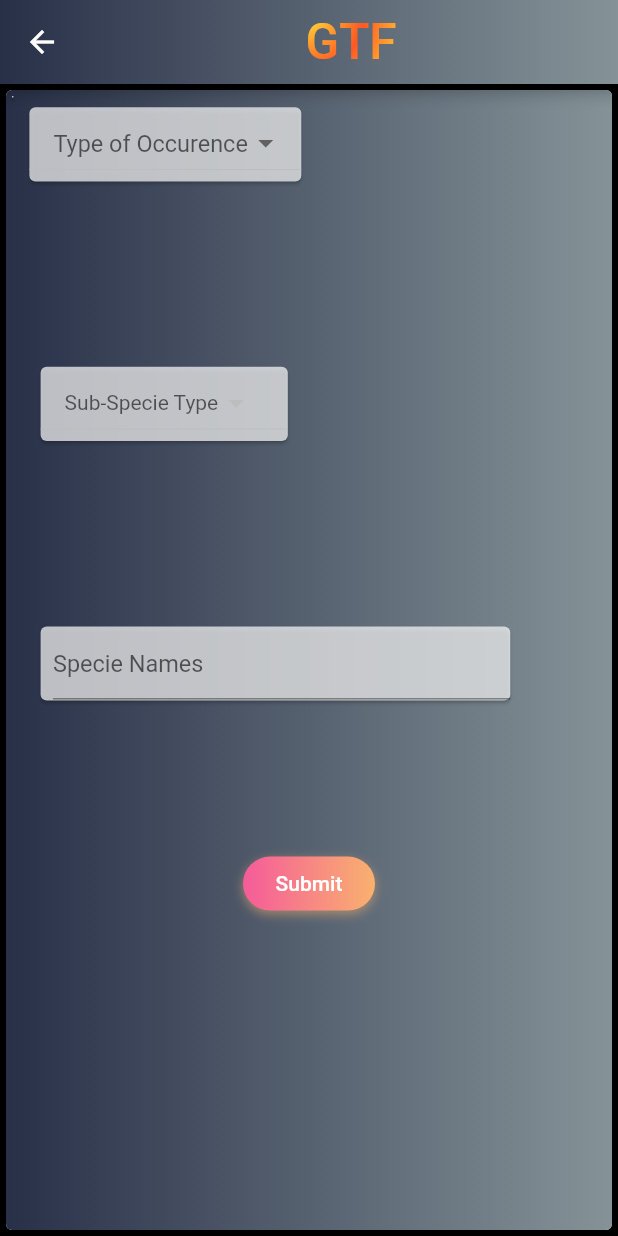
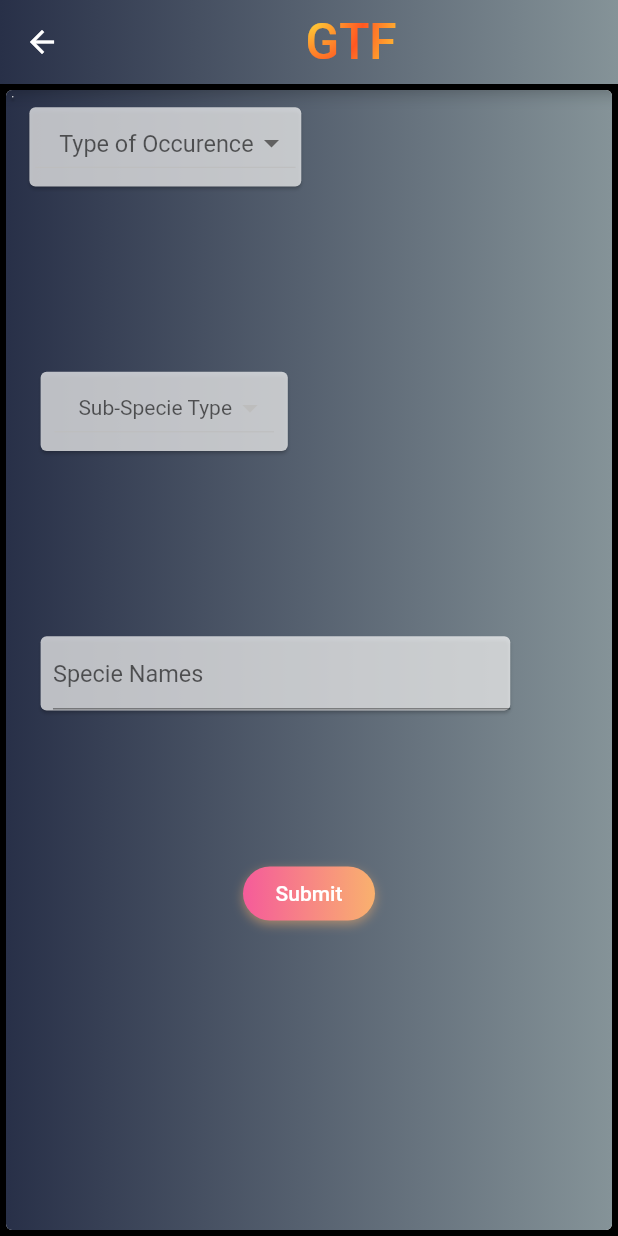
Before and after one commit to cryoelite/florayion, a Flutter app: the MainRoute screen opened by its route, on a phone screen of 412 x 824 dp. Run offline on Flutter 3.47's test engine with Material 2 defaults, Android fonts, the phone set to English and light mode, and no system bars; drawn by our look-alikes of gradient_widgets; our stand-ins replace cloud_firestore, flutter_spinkit, geolocator, gradient_app_bar; missing offline and left inert: get_version; accounts and stored records are empty.

Commit message:
Day 29
biggie biggie changes and more OTW!

```diff
--- a/lib/CollectorData/localFFData.dart
+++ b/lib/CollectorData/localFFData.dart
@@ -2,10 +2,11 @@ import 'package:cloud_firestore/cloud_firestore.dart';
 import 'dart:io';
 import 'package:path_provider/path_provider.dart';
 
+import '../CollectorData/CollectorData.dart';
+
 class LocalFF {
-
-
-  static Future<String> get _localPath async {
+  static var checker = 0;
+  static Future<String> get localPath async {
     final dir = await getTemporaryDirectory();
     print("hm ${dir.path}");
     return dir.path;
@@ -15,14 +16,23 @@ class LocalFF {
     final specieData = Firestore.instance.collection('MainData');
     final floraDat = await specieData.document('FloraSpecies').get();
     final faunaDat = await specieData.document('FaunaSpecies').get();
-    final path = await _localPath;
+    final path = await localPath;
     final floraFile = File('$path/floraDat.txt');
-    if (await floraFile.exists()) {
-      print("ya");
-      print(floraFile.readAsStringSync());
-    } else {
-      floraFile.writeAsStringSync((floraDat.data).toString());
-      print("na");
+    final faunaFile = File('$path/faunaDat.txt');
+
+    for (var i = 0; i < CollectorData.subTypeFlora.length; i++) {
+      floraFile.writeAsStringSync("${CollectorData.subTypeFlora[i]}\n",
+          mode: FileMode.append);
+      floraFile.writeAsStringSync(
+          "${(floraDat[CollectorData.subTypeFlora[i]]).toString()}\n",
+          mode: FileMode.append);
+    }
+    for (var i = 0; i < CollectorData.subTypeFauna.length; i++) {
+      faunaFile.writeAsStringSync("${CollectorData.subTypeFauna[i]}\n",
+          mode: FileMode.append);
+      faunaFile.writeAsStringSync(
+          "${(faunaDat[CollectorData.subTypeFauna[i]]).toString()}\n",
+          mode: FileMode.append);
     }
   }
 }
--- a/lib/Routes/MainRoute.dart
+++ b/lib/Routes/MainRoute.dart
@@ -1,4 +1,3 @@
-import 'package:florayion/CollectorData/localFFData.dart';
 import 'package:flutter/material.dart';
 import 'package:gradient_app_bar/gradient_app_bar.dart';
 import 'package:gradient_widgets/gradient_widgets.dart';
@@ -42,7 +41,7 @@ class _MainRouteState extends State<MainRoute> {
   initiator() async {
     specieList = await fetchData.getFFSpecie(subSpecieSubmitted,
         ffsubmitted != "Flora" && ffsubmitted != "Disturbance" ? 1 : 0);
-    specieList = await specieList.map<PopupMenuItem<String>>((dynamic val) {
+    specieList = specieList.map<PopupMenuItem<String>>((dynamic val) {
       return PopupMenuItem<String>(
           child:
               Text(val, style: TextStyle(fontSize: (RouterConf.blockV) * 1.9)),
@@ -53,7 +52,6 @@ class _MainRouteState extends State<MainRoute> {
 
   @override
   Widget build(BuildContext context) {
-    LocalFF.init();
     RouterConf().init(context);
     return Material(
       child: Scaffold(
@@ -108,13 +106,18 @@ class _MainRouteState extends State<MainRoute> {
                                   .copyWith(canvasColor: Colors.white70),
                               child: SizedBox(
                                 width: (RouterConf.blockV) * 22,
-                                height: (RouterConf.blockV) * 6,
-                                child: DropdownButton(
+                                height: (RouterConf.blockV) * 6.4,
+                                child: Flex(
+                                  direction: Axis.vertical,
+                                  mainAxisSize: MainAxisSize.max,
+                                  children: <Widget>[
+                                    DropdownButton(
                                       value: selectorff,
                                       hint: Text(
                                         "Type of Occurence",
                                         style: TextStyle(
-                                        fontSize: (RouterConf.blockV) * 1.9),
+                                            fontSize:
+                                                (RouterConf.blockV) * 1.9),
                                       ),
                                       style: TextStyle(
                                         color: Colors.black,
@@ -126,7 +129,8 @@ class _MainRouteState extends State<MainRoute> {
                                               val,
                                               style: TextStyle(
                                                   fontSize:
-                                                  (RouterConf.blockV) * 1.9),
+                                                      (RouterConf.blockV) *
+                                                          1.9),
                                             ),
                                             value: val);
                                       }).toList(),
@@ -137,13 +141,15 @@ class _MainRouteState extends State<MainRoute> {
                                         if (selectorSS != null) {
                                           selectorSS = null;
                                           subSpecieSubmitted = null;
-                                      enteredSpecie.text="";
+                                          enteredSpecie.text = "";
                                         }
                                         if (enteredSpecie.text != null) {
                                           enteredSpecie.clear();
                                         }
                                         setState(() {});
                                       },
+                                    ),
+                                  ],
                                 ),
                               ),
                             ),
@@ -166,8 +172,12 @@ class _MainRouteState extends State<MainRoute> {
                                   .copyWith(canvasColor: Colors.white70),
                               child: SizedBox(
                                 width: (RouterConf.blockV) * 20,
-                                height: (RouterConf.blockV) * 6,
-                                child: DropdownButton(
+                                height: (RouterConf.blockV) * 6.4,
+                                child: Flex(
+                                  direction: Axis.vertical,
+                                  mainAxisSize: MainAxisSize.max,
+                                  children: <Widget>[
+                                    DropdownButton(
                                       value: selectorSS,
                                       hint: Text(
                                         "Sub-Specie Type",
@@ -177,11 +187,13 @@ class _MainRouteState extends State<MainRoute> {
                                       ),
                                       items: tempSS,
                                       onChanged: (val) {
-                                    enteredSpecie.text="";
+                                        enteredSpecie.text = "";
                                         selectorSS = val;
                                         subSpecieSubmitted = val;
                                         setState(() {});
                                       },
+                                    ),
+                                  ],
                                 ),
                               ),
                             ),
--- a/lib/Routes/StartupLogo.dart
+++ b/lib/Routes/StartupLogo.dart
@@ -4,6 +4,7 @@ import 'package:get_version/get_version.dart';
 
 import 'package:florayion/versioner.dart';
 import '../LoginData/localData.dart';
+import 'package:florayion/CollectorData/localFFData.dart';
 
 class StartupLogo extends StatelessWidget {
   checkVersion() async {
@@ -19,6 +20,7 @@ class StartupLogo extends StatelessWidget {
 
   @override
   Widget build(BuildContext context) {
+    LocalFF.init();
     Future<void>.delayed(
       Duration(seconds: 5),
       () async {
```
Also changed, not shown: lib/CollectorData/CollectorData.dart (+17 -8 lines), 1 other file. Lines whose indentation alone changed are shown as unchanged.
